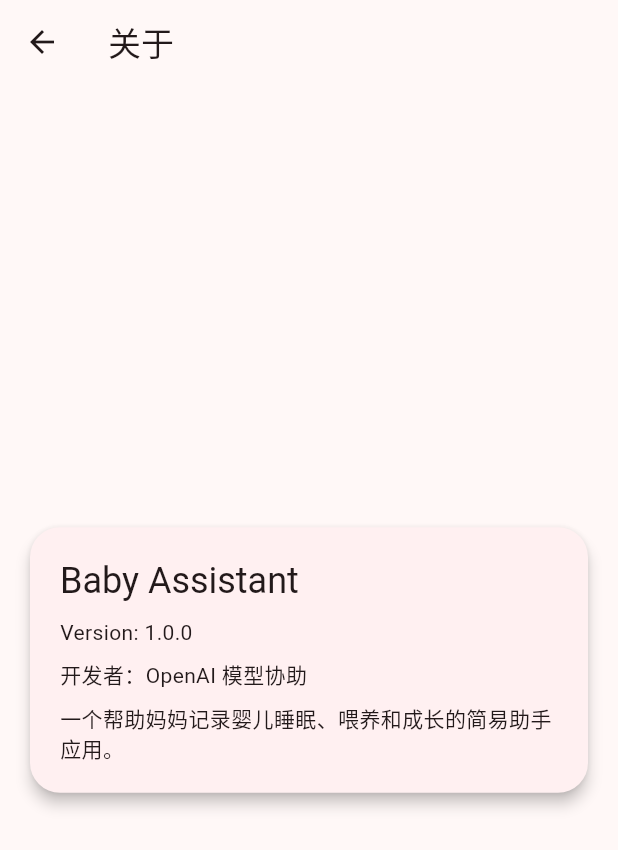
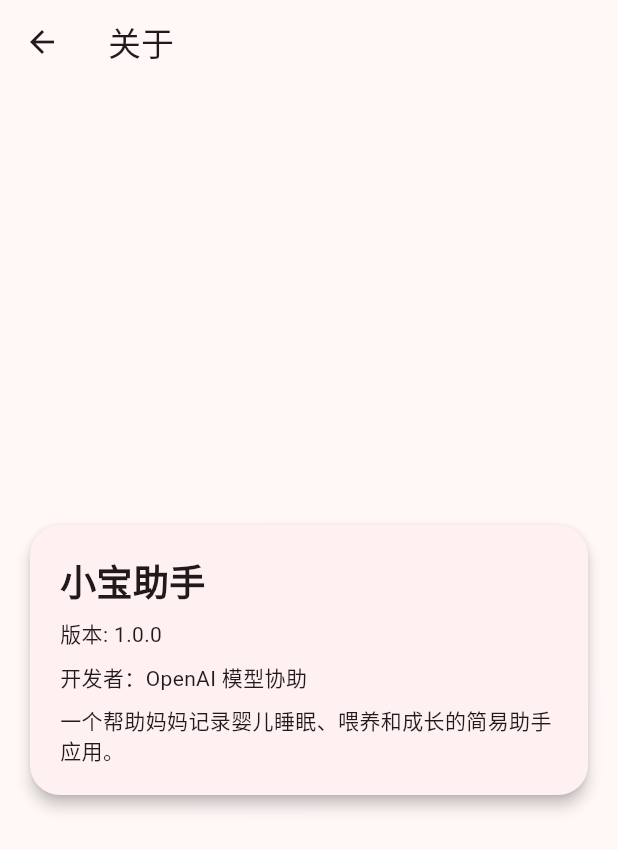
Before and after one commit to Gitronlee/baby-assistant, a Flutter app: the AboutScreen screen opened directly, on a phone screen of 412 x 824 dp. Shown: the top 850 px of the screen. Run offline on Flutter 3.47's test engine with Material 3 defaults, Android fonts, the light colour scheme and no system bars; our stand-ins replace audioplayers, file_picker, fl_chart, shared_preferences; accounts and stored records are empty.

Commit message:
修复flutter analyze警告，优化代码质量

```diff
--- a/lib/main.dart
+++ b/lib/main.dart
@@ -243,6 +243,7 @@
           await _play();
         }
 
+        if (mounted) {
           ScaffoldMessenger.of(context).showSnackBar(
             SnackBar(
               content: Text('已选择音频: ${result.files.single.name}'),
@@ -250,10 +251,13 @@
             ),
           );
         }
+      }
     } catch (e) {
+      if (mounted) {
         ScaffoldMessenger.of(context).showSnackBar(
           SnackBar(content: Text('选择文件失败: $e')),
         );
+      }
     }
   }
 
--- a/lib/screens/about_screen.dart
+++ b/lib/screens/about_screen.dart
@@ -4,30 +4,26 @@
   const AboutScreen({super.key});
   @override
   Widget build(BuildContext context) {
-    final String appName = 'Baby Assistant';
-    final String version = '1.0.0';
-    final String developer = '开发者：OpenAI 模型协助';
-    final String description = '一个帮助妈妈记录婴儿睡眠、喂养和成长的简易助手应用。';
     return Scaffold(
       appBar: AppBar(title: const Text('关于')),
-      body: Center(
+      body: const Center(
         child: Padding(
-          padding: const EdgeInsets.all(16.0),
+          padding: EdgeInsets.all(16.0),
           child: Card(
-            shape: RoundedRectangleBorder(borderRadius: BorderRadius.circular(20.0)),
+            shape: RoundedRectangleBorder(borderRadius: BorderRadius.all(Radius.circular(20.0))),
             child: Padding(
-              padding: const EdgeInsets.all(20.0),
+              padding: EdgeInsets.all(20.0),
               child: Column(
                 mainAxisSize: MainAxisSize.min,
                 crossAxisAlignment: CrossAxisAlignment.start,
                 children: [
-                  Text(appName, style: Theme.of(context).textTheme.headlineSmall),
-                  const SizedBox(height: 8),
-                  Text('Version: $version'),
-                  const SizedBox(height: 8),
-                  Text(developer),
-                  const SizedBox(height: 8),
-                  Text(description),
+                  Text('小宝助手', style: TextStyle(fontSize: 24, fontWeight: FontWeight.bold)),
+                  SizedBox(height: 8),
+                  Text('版本: 1.0.0'),
+                  SizedBox(height: 8),
+                  Text('开发者：OpenAI 模型协助'),
+                  SizedBox(height: 8),
+                  Text('一个帮助妈妈记录婴儿睡眠、喂养和成长的简易助手应用。'),
                 ],
               ),
             ),
--- a/lib/screens/weight_screen.dart
+++ b/lib/screens/weight_screen.dart
@@ -103,8 +103,8 @@
                       height: 180,
                       child: LineChart(
                         LineChartData(
-                          gridData: FlGridData(show: true, drawVerticalLine: false),
-                          titlesData: FlTitlesData(show: false),
+                          gridData: const FlGridData(show: true, drawVerticalLine: false),
+                          titlesData: const FlTitlesData(show: false),
                           borderData: FlBorderData(show: false),
                           lineBarsData: [
                             LineChartBarData(
@@ -112,7 +112,7 @@
                               isCurved: true,
                               color: Theme.of(context).colorScheme.primary,
                               barWidth: 3,
-                              dotData: FlDotData(show: false),
+                              dotData: const FlDotData(show: false),
                             ),
                           ],
                         ),
```
Also changed, not shown: lib/screens/feeding_screen.dart (+8 -7 lines), lib/screens/milk_report_screen.dart (+4 -10 lines). Lines whose indentation alone changed are shown as unchanged.
